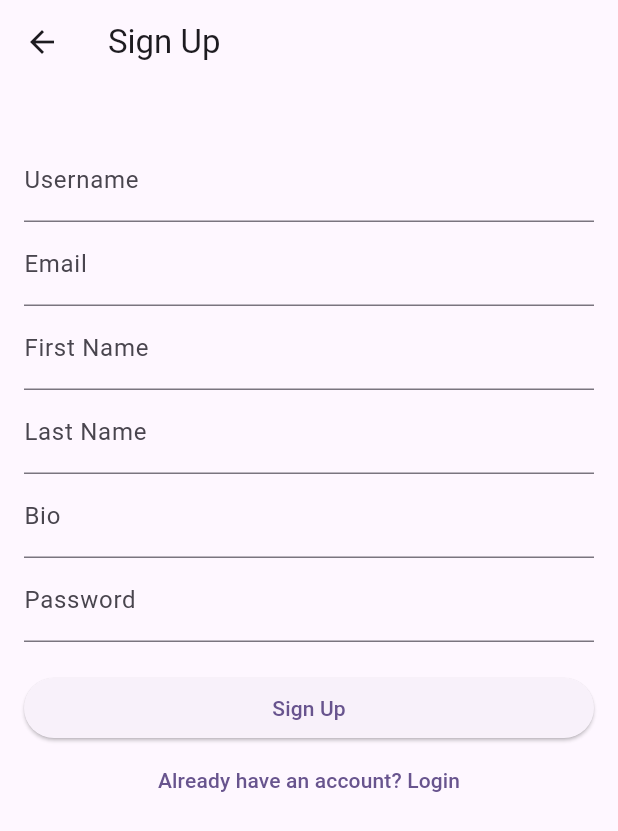
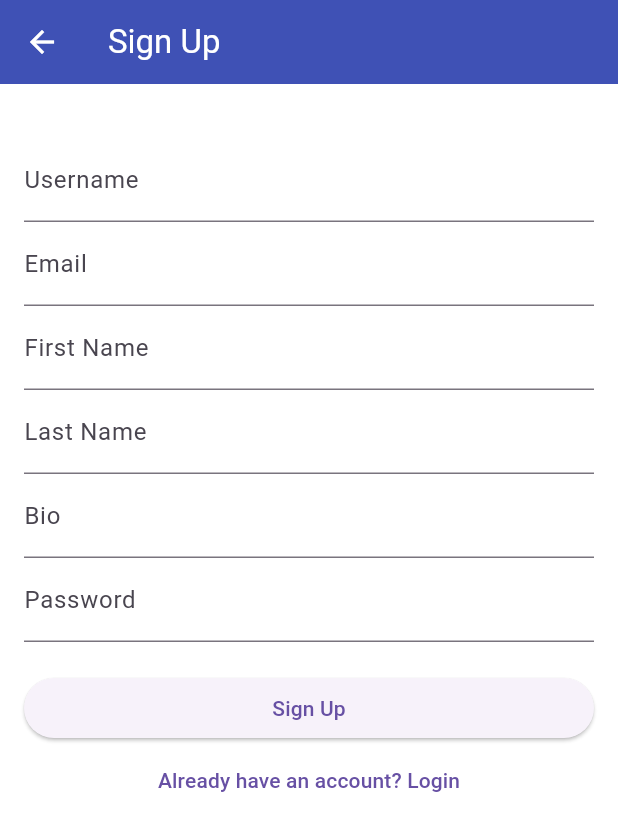
Before and after one commit to sudhanshuGt/massenger_app, a Flutter app: the screen it shows after launch, after a tap on "Start Messaging", on a phone screen of 412 x 824 dp. Shown: the top 831 px of the screen. Run offline on Flutter 3.47's test engine with Material 3 defaults, Android fonts, the phone set to English and light mode, and no system bars; our stand-ins replace dio, shared_preferences; network calls fail.

Commit message:
imlemented theme to app

```diff
--- a/lib/main.dart
+++ b/lib/main.dart
@@ -1,14 +1,19 @@
 import 'package:flutter/material.dart';
 import 'package:messanger_app/presentation/onboarding/onboarding.dart';
 import 'package:messanger_app/presentation/home/home_screen.dart';
+import 'package:messanger_app/presentation/theme.dart';
 import 'package:messanger_app/viewmodel/auth_viewmodel.dart';
+import 'package:messanger_app/viewmodel/theme_viewmodel.dart';
 import 'package:provider/provider.dart';
 import 'package:shared_preferences/shared_preferences.dart';
 
 void main() {
   runApp(
-    ChangeNotifierProvider(
-      create: (_) => AuthViewModel(),
+    MultiProvider(
+      providers: [
+        ChangeNotifierProvider(create: (_) => AuthViewModel()),
+        ChangeNotifierProvider(create: (_) => ThemeProvider()),
+      ],
       child: const MyApp(),
     ),
   );
@@ -29,12 +34,13 @@ class MyApp extends StatelessWidget {
 
   @override
   Widget build(BuildContext context) {
+    final themeProvider = Provider.of<ThemeProvider>(context);
+
     return MaterialApp(
       title: 'Messenger',
-      theme: ThemeData(
-        colorScheme: ColorScheme.fromSeed(seedColor: Colors.deepPurple),
-        useMaterial3: true,
-      ),
+      theme: lightTheme,
+      darkTheme: darkTheme,
+      themeMode: themeProvider.themeMode,
       home: FutureBuilder<Widget>(
         future: _getInitialScreen(),
         builder: (context, snapshot) {
--- a/lib/presentation/onboarding/onboarding.dart
+++ b/lib/presentation/onboarding/onboarding.dart
@@ -20,12 +20,12 @@ class OnboardingScreen extends StatelessWidget {
       Column(
         children: [
           Expanded(
-            flex: 5,
+            flex: 4,
             child: Center(
               child: SizedBox(
                 width: screenWidth * 1.2,
                 height: screenWidth * 1.2,
-                child: AnimatedHeroStack(),
+                child: const AnimatedHeroStack(),
               ),
             ),
           ),
@@ -108,7 +108,6 @@ class OnboardingScreen extends StatelessWidget {
 
                 const SizedBox(height: 24),
 
-
               ],
             ),
           ),
--- /dev/null
+++ b/lib/presentation/theme.dart
@@ -0,0 +1,21 @@
+import 'package:flutter/material.dart';
+
+final ThemeData lightTheme = ThemeData(
+  brightness: Brightness.light,
+  primarySwatch: Colors.indigo,
+  scaffoldBackgroundColor: Colors.white,
+  appBarTheme: const AppBarTheme(
+    backgroundColor: Colors.indigo,
+    foregroundColor: Colors.white,
+  ),
+);
+
+final ThemeData darkTheme = ThemeData(
+  brightness: Brightness.dark,
+  primarySwatch: Colors.indigo,
+  scaffoldBackgroundColor: Colors.black,
+  appBarTheme: const AppBarTheme(
+    backgroundColor: Colors.black,
+    foregroundColor: Colors.white,
+  ),
+);
--- /dev/null
+++ b/lib/viewmodel/theme_viewmodel.dart
@@ -0,0 +1,27 @@
+import 'package:flutter/material.dart';
+import 'package:shared_preferences/shared_preferences.dart';
+
+class ThemeProvider with ChangeNotifier {
+  bool _isDarkMode = false;
+
+  bool get isDarkMode => _isDarkMode;
+  ThemeMode get themeMode => _isDarkMode ? ThemeMode.dark : ThemeMode.light;
+
+  ThemeProvider() {
+    _loadTheme();
+  }
+
+  void toggleTheme() async {
+    _isDarkMode = !_isDarkMode;
+    notifyListeners();
+
+    SharedPreferences prefs = await SharedPreferences.getInstance();
+    prefs.setBool('isDarkMode', _isDarkMode);
+  }
+
+  void _loadTheme() async {
+    SharedPreferences prefs = await SharedPreferences.getInstance();
+    _isDarkMode = prefs.getBool('isDarkMode') ?? false;
+    notifyListeners();
+  }
+}
```
Also changed, not shown: lib/presentation/chats/users_chat.dart (+39 -17 lines), lib/presentation/common/common.dart (renamed from lib/presentation/common.dart, +15 -2 lines), lib/presentation/home/tabs/profile.dart (+10 -5 lines).
